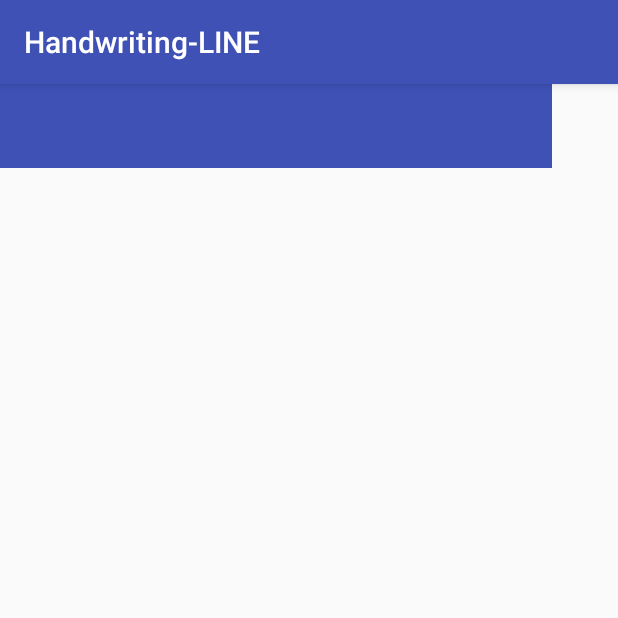
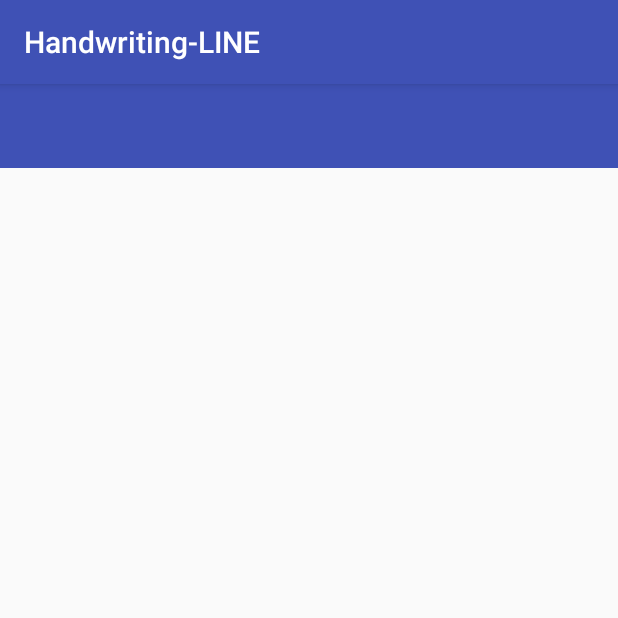
Before and after one commit to yutaro6547/Handwriting-LINE, an Android app: the screen it shows after launch (MainActivity), on a phone screen of 412 x 824 dp, the top half of it. Run offline under Robolectric (Android 15) with nearby library versions, the phone set to English and light mode, and no system bars.

Commit message:
Refactor main_layout.xml

```diff
--- a/app/src/main/res/layout/activity_main.xml
+++ b/app/src/main/res/layout/activity_main.xml
@@ -9,33 +9,40 @@
 <android.support.v4.widget.DrawerLayout
   android:id="@+id/drawer_layout"
   android:layout_width="match_parent"
-      android:layout_height="match_parent">
+  android:layout_height="match_parent"
+  xmlns:android="http://schemas.android.com/apk/res/android"
+  xmlns:app="http://schemas.android.com/apk/res-auto">
+
+    <!-- content -->
     <android.support.constraint.ConstraintLayout
-    xmlns:android="http://schemas.android.com/apk/res/android"
-    xmlns:app="http://schemas.android.com/apk/res-auto"
-    xmlns:tools="http://schemas.android.com/tools"
       android:layout_width="match_parent"
       android:layout_height="match_parent"
-    tools:context="com.example.zukkey.handwriting_line.MainActivity">
-
+      android:clickable="true">
 
         <android.support.v7.widget.Toolbar
           android:id="@+id/toolbar"
-      android:layout_width="368dp"
+          android:layout_width="0dp"
           android:layout_height="wrap_content"
-      android:background="?attr/colorPrimary"
+          android:background="@color/colorPrimary"
+          android:fitsSystemWindows="true"
           android:minHeight="?attr/actionBarSize"
-      android:theme="?attr/actionBarTheme"
-      tools:layout_editor_absoluteY="162dp"
-      tools:layout_editor_absoluteX="8dp"/>
+          app:layout_constraintLeft_toLeftOf="parent"
+          app:layout_constraintRight_toRightOf="parent"
+          app:layout_constraintTop_toTopOf="parent"
+          app:popupTheme="@style/ThemeOverlay.AppCompat.Light"
+          app:theme="@style/ThemeOverlay.AppCompat.Dark.ActionBar"/>
 
         <FrameLayout
+          android:id="@+id/container"
           android:layout_width="0dp"
-      android:layout_height="146dp"
-      tools:layout_editor_absoluteY="8dp"
-      tools:layout_editor_absoluteX="8dp"/>
+          android:layout_height="0dp"
+          app:layout_constraintBottom_toBottomOf="parent"
+          app:layout_constraintLeft_toLeftOf="parent"
+          app:layout_constraintRight_toRightOf="parent"
+          app:layout_constraintTop_toBottomOf="@+id/toolbar"/>
 
     </android.support.constraint.ConstraintLayout>
+
 </android.support.v4.widget.DrawerLayout>
 
   <!-- search layout -->
@@ -71,7 +78,6 @@ android:visibility="gone">
               android:layout_height="48dp"
               android:layout_weight="1"
               android:background="@null"
-              android:hint="Search..."
               android:imeOptions="actionSearch"
               android:maxLines="1"
               android:paddingLeft="16dp"
@@ -82,8 +88,7 @@ android:visibility="gone">
             <ImageButton
               android:id="@+id/search_close_button"
               android:layout_width="48dp"
-              android:layout_height="match_parent"
-              android:background="@null"/>
+              android:layout_height="match_parent"/>
 
         </LinearLayout>
 
```
Lines whose indentation alone changed are shown as unchanged.
